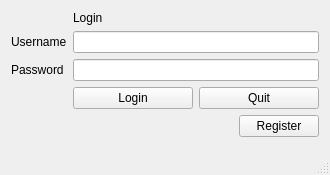
Qt form ClientDownloadGuard/loginWindow.ui (Luminatione/ClientDownloadGuard) before a commit.
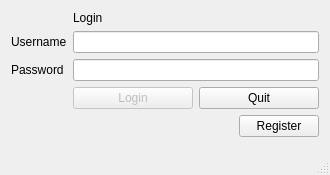
The same form after that commit.

```diff
--- a/ClientDownloadGuard/loginWindow.ui
+++ b/ClientDownloadGuard/loginWindow.ui
@@ -61,6 +61,9 @@
      <layout class="QHBoxLayout" name="horizontalLayout">
       <item>
        <widget class="QPushButton" name="LoginButton">
+        <property name="enabled">
+         <bool>false</bool>
+        </property>
         <property name="text">
          <string>Login</string>
         </property>
```
